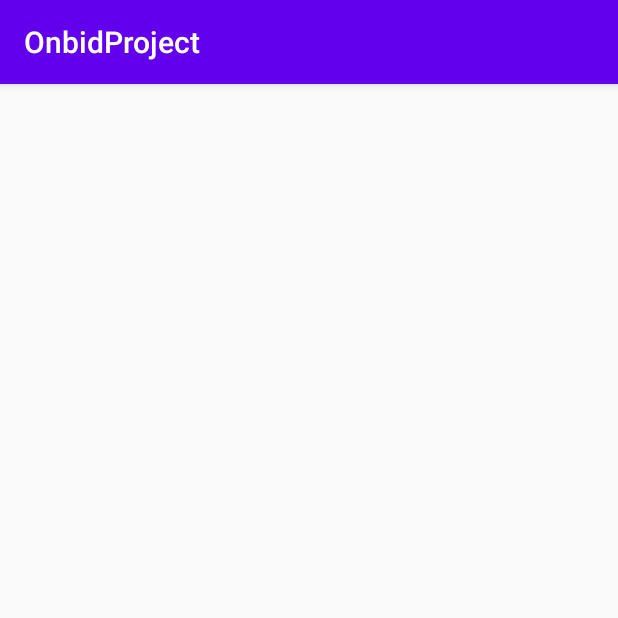
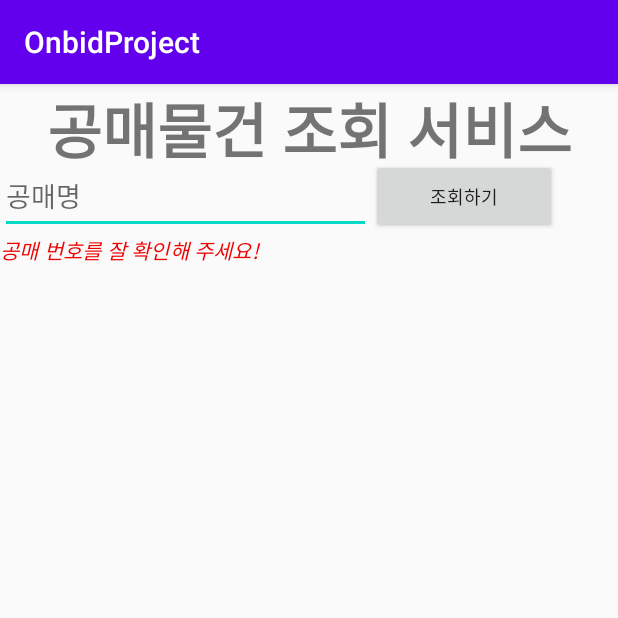
Before and after one commit to lungnahahd/Onbid, an Android app: the screen it shows after launch (RecycleData), on a phone screen of 412 x 824 dp, the top half of it. Run offline under Robolectric (Android 15) with nearby library versions, the phone set to English and light mode, and no system bars.

Commit message:
Xml 파싱(RecyclerView + 검색 기능)

```diff
--- a/app/src/main/java/com/evanandroid/apps/onbidproject/RecycleData.kt
+++ b/app/src/main/java/com/evanandroid/apps/onbidproject/RecycleData.kt
@@ -3,8 +3,11 @@ package com.evanandroid.apps.onbidproject
 import androidx.appcompat.app.AppCompatActivity
 import android.os.Bundle
 import android.os.StrictMode
+import android.util.Xml
+import android.view.View
 import android.widget.LinearLayout
 import android.widget.TextView
+import android.widget.Toast
 import androidx.recyclerview.widget.LinearLayoutManager
 import kotlinx.android.synthetic.main.activity_recycle_data.*
 import org.w3c.dom.Text
@@ -12,28 +15,72 @@ import org.xmlpull.v1.XmlPullParser
 import org.xmlpull.v1.XmlPullParserFactory
 import java.lang.Exception
 import java.net.URL
+import java.net.URLEncoder
 
 class RecycleData : AppCompatActivity() {
+
+
+    /*inner class WorkerRunnable : Runnable{
+        //
+        override fun run()  {
+            StrictMode.enableDefaults()
+            var data = searchData()
+
+
+           runOnUiThread(){
+               var adapter = RecyclerAdapter()
+               adapter.listData = data
+               recyclerView.adapter = adapter
+            }
+        }
+
+    }*/
 
     override fun onCreate(savedInstanceState: Bundle?) {
         StrictMode.enableDefaults()
         super.onCreate(savedInstanceState)
         setContentView(R.layout.activity_recycle_data)
-       /* var textnum : TextView = findViewById(R.id.num)
-        var textname : TextView = findViewById(R.id.name)*/
-        val data:MutableList<Data> = loadData()
-        var adapter = RecyclerAdapter()
-        adapter.listData = data
+
+        //val data:MutableList<Data> = loadData() // 전체데이터를 받는 경우에 사용하는 코드
+
+        button.setOnClickListener {
+            /*var thread = Thread(WorkerRunnable())
+            thread.start()*/
+            searchData()
+
+
+            var adapter = RecyclerAdapter()
+            val data : MutableList<Data> = searchData()
+            adapter.listData = data
+            recyclerView.adapter = adapter
+            recyclerView.layoutManager = LinearLayoutManager(this)
+
+
+        }
+        //recyclerView.layoutManager = LinearLayoutManager(this)
+
+        /*var adapter = RecyclerAdapter()
+        adapter.listData = mOnClick()
+        //adapter.listData =data
         recyclerView.adapter = adapter
-        recyclerView.layoutManager = LinearLayoutManager(this)
+        recyclerView.layoutManager = LinearLayoutManager(this)*/
+
+
     }
 
+    /*fun mOnClick(v: View) {
+        var thread = Thread(WorkerRunnable())
+        when(v.id){
+            R.id.button
+            -> thread.start()
+        }
+    }*/
+
+    // 전체 데이터를 받는 코드
     fun loadData() : MutableList<Data>{
         val ldata : MutableList<Data> = mutableListOf()
         var b_PLNM_NM = false
         var b_PBCT_NO = false
-        /*var statusnum : TextView = findViewById(R.id.num)
-        var statusname : TextView = findViewById(R.id.name)*/
 
         var plnm_nm : String? = null
         var pbct_no : String? = null
@@ -77,11 +124,65 @@ class RecycleData : AppCompatActivity() {
                 parserEvent = parser.next()
             }
         }catch (e : Exception){
-            /*statusnum.setText("에러가 발생했습니다.")
-            statusname.setText("에러가 발생했습니다.")*/
             e.printStackTrace()
         }
         return ldata
     }
 
+    fun searchData() : MutableList<Data>{
+        val ldata : MutableList<Data> = mutableListOf()
+
+        var str: String = edit.text.toString()
+        var location: String = URLEncoder.encode(str,"UTF-8")
+        /*var plnm_nm  = "초기값"
+        var pbct_no  = "초기값"*/
+        val queryUrl =
+            "http://openapi.onbid.co.kr/openapi/services/UtlinsttPblsalThingInquireSvc/getPublicSaleAnnouncement?PLNM_NM="
+        val queryUrl2 =
+            "&serviceKey=fZrdoxTt5AoPpbAJScuxo3IeZBzRVqrhnG%2FpP7J6uZfC05FIbniTRaZicjkRyJr8Tzs0RdKmFnQgRFUNPUyXDA%3D%3D"
+        val finalUrl = queryUrl + location + queryUrl2
+        try {
+            var plnm_nm : String? = null
+            var pbct_no : String? = null
+            val url = URL(finalUrl)
+            val factory = XmlPullParserFactory.newInstance()
+            val parser = factory.newPullParser()
+            parser.setInput(url.openStream(),"UTF-8")
+            var eventType : Int = parser.getEventType()
+
+
+            var tag: String
+
+            while (eventType != XmlPullParser.END_DOCUMENT){
+                when(eventType){
+
+                    XmlPullParser.START_TAG
+                    -> {
+                        tag = parser.name
+                        if(tag == "item"){
+                        }else if (tag == "PBCT_NO"){
+                            parser.next()
+                            pbct_no = parser.text
+                        }else if(tag == "PLNM_NM"){
+                            parser.next()
+                            plnm_nm = parser.text
+                        }
+                    }
+
+                    XmlPullParser.END_TAG
+                    -> if(parser.name == "item"){
+                        var data = Data(pbct_no, plnm_nm)
+                        ldata.add(data)
+                    }
+
+                }
+                eventType = parser.next()
+            }
+        }catch (e : Exception){
+            e.printStackTrace()
+        }
+        //Toast.makeText(this, "검색이 완료되었습니다.", Toast.LENGTH_SHORT).show()
+        return ldata
+    }
+
 }
--- a/app/src/main/res/layout/activity_recycle_data.xml
+++ b/app/src/main/res/layout/activity_recycle_data.xml
@@ -7,10 +7,44 @@
     tools:context=".RecycleData"
     android:orientation="vertical">
 
+    <TextView
+        android:layout_width="match_parent"
+        android:layout_height="50dp"
+        android:text="공매물건 조회 서비스"
+        android:gravity="center"
+        android:textSize="40sp"
+        android:textStyle="bold"/>
+    <LinearLayout
+        android:layout_width="match_parent"
+        android:layout_height="50dp"
+        android:orientation="horizontal"
+        android:weightSum="10">
+        <EditText
+            android:id="@+id/edit"
+            android:layout_width="match_parent"
+            android:layout_height="match_parent"
+            android:layout_weight="4"
+            android:hint="공매명"/>
+        <Button
+            android:id="@+id/button"
+            android:layout_width="match_parent"
+            android:layout_height="match_parent"
+            android:layout_weight="7"
+            android:text="조회하기"
+
+            android:textSize="12sp"/>
+    </LinearLayout>
+    <TextView
+        android:layout_width="match_parent"
+        android:layout_height="wrap_content"
+        android:textStyle="italic"
+        android:text="공매 번호를 잘 확인해 주세요!"
+        android:textColor="#EE0000"/>
+
     <androidx.recyclerview.widget.RecyclerView
         android:id="@+id/recyclerView"
-        android:layout_width="wrap_content"
-        android:layout_height="wrap_content"
+        android:layout_width="match_parent"
+        android:layout_height="match_parent"
         android:scrollbars="vertical"/>
 
 
```
Also changed, not shown: app/src/main/res/layout/itemdata.xml (+10 -3 lines).
